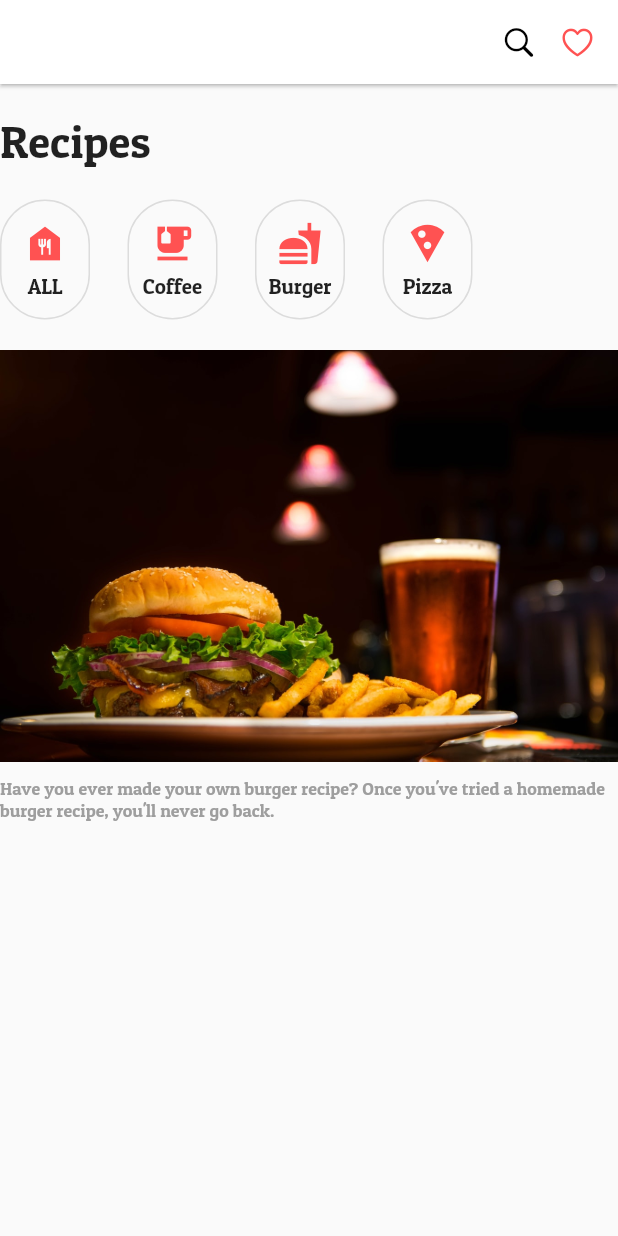
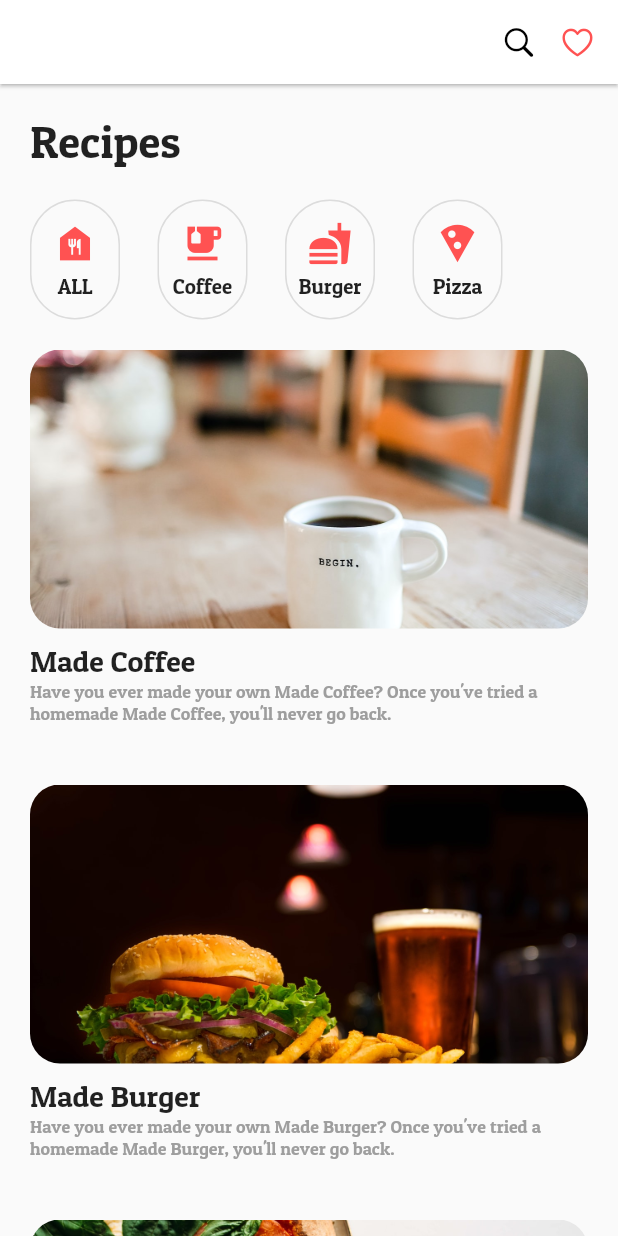
Before and after one commit to log2348/workspace_flutter, a Flutter app: the screen it shows after launch, on a phone screen of 412 x 824 dp. Run offline on Flutter 3.47's test engine with Material 2 defaults, Android fonts, the phone set to English and light mode, and no system bars.

Commit message:
리스트뷰 추가

```diff
--- a/flutter_demo_1/flutter_recipe/flutter_recipe_1/lib/components/recipe_list_item.dart
+++ b/flutter_demo_1/flutter_recipe/flutter_recipe_1/lib/components/recipe_list_item.dart
@@ -13,11 +13,20 @@ class RecipeListItem extends StatelessWidget {
     return Padding(
       padding: const EdgeInsets.symmetric(vertical: 20), // vertical - top, bottom에 적용
       child: Column(
+        crossAxisAlignment: CrossAxisAlignment.start,
         children: [
-          Image.asset("assets/images/${imageName}.jpeg",
-          fit: BoxFit.cover,
+          AspectRatio(
+            aspectRatio: 2 /1,
+          child: ClipRRect(
+            borderRadius: BorderRadius.circular(20),
+            child: Image.asset(
+              "assets/images/${imageName}.jpeg",
+              fit: BoxFit.cover,
+             ),
+          ),
           ),
           SizedBox(height: 10),
+          Text(title, style: TextStyle(fontSize: 20),),
           Text(
             "Have you ever made your own $title? Once you've tried a homemade $title, you'll never go back.",
           style:
--- a/flutter_demo_1/flutter_recipe/flutter_recipe_1/lib/main.dart
+++ b/flutter_demo_1/flutter_recipe/flutter_recipe_1/lib/main.dart
@@ -1,4 +1,3 @@
-import 'package:flutter/cupertino.dart';
 import 'package:flutter/material.dart';
 import 'package:flutter_recipe_1/pages/recipe_page.dart';
 
--- a/flutter_demo_1/flutter_recipe/flutter_recipe_1/lib/pages/recipe_page.dart
+++ b/flutter_demo_1/flutter_recipe/flutter_recipe_1/lib/pages/recipe_page.dart
@@ -11,13 +11,17 @@ class RecipePage extends StatelessWidget {
   Widget build(BuildContext context) {
     return Scaffold(
       appBar: _buildRecipeAppBar(),
-      body: Column(
-        crossAxisAlignment: CrossAxisAlignment.start,
-        children: [
-        RecipeTitle(),
-        RecipeMenu(),
-        RecipeListItem(imageName: "burger", title: "burger recipe")
-      ]),
+      body: Padding(
+        padding: const EdgeInsets.symmetric(horizontal: 20),
+        child: ListView(
+          children: [
+          RecipeTitle(),
+          RecipeMenu(),
+          RecipeListItem(imageName: "coffee", title: "Made Coffee"),
+          RecipeListItem(imageName: "burger", title: "Made Burger"),
+          RecipeListItem(imageName: "pizza", title: "pizza recipe")
+        ]),
+      ),
     );
   }
 
```
